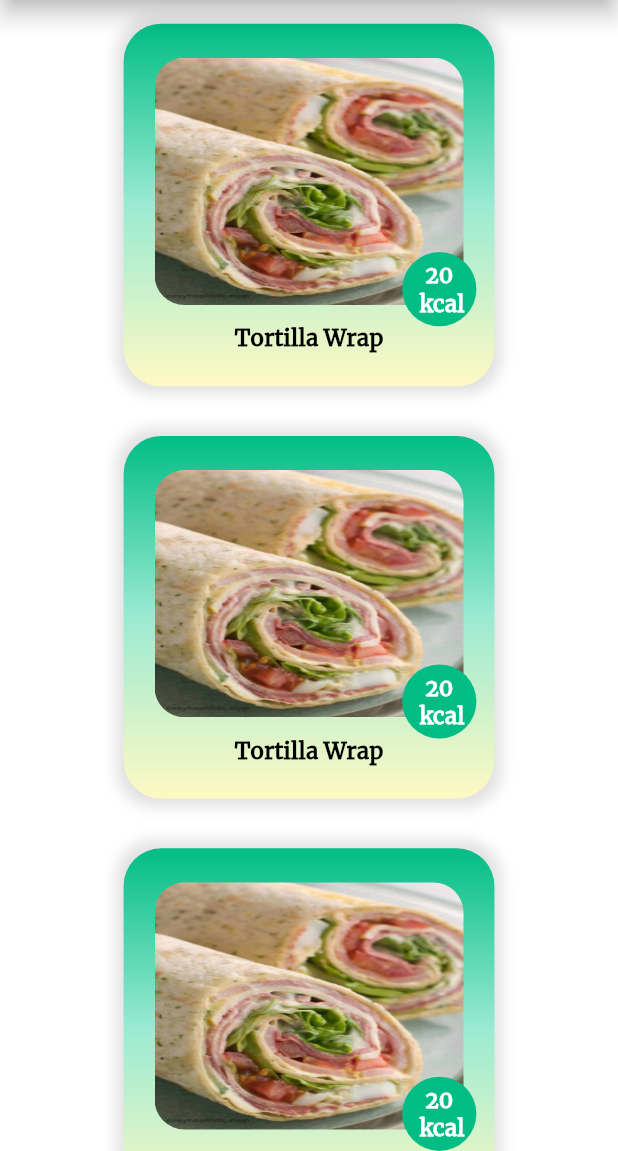
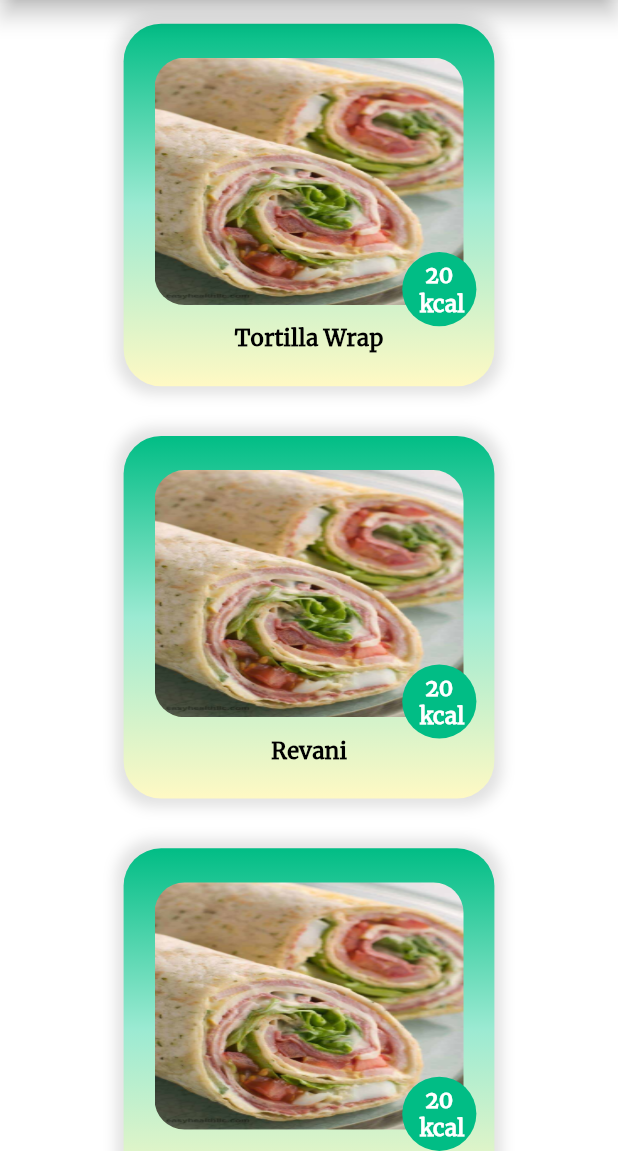
Before and after one commit to rabiaokatan/DiabetesApp, a Flutter app: the RecipesScreen screen opened directly, on a phone screen of 412 x 824 dp, the part 85-1236 px from its top. Run offline on Flutter 3.47's test engine with Material 2 defaults, Android fonts, the light colour scheme and no system bars.

Commit message:
recipe card edited

```diff
--- a/lib/widget/recipe_card.dart
+++ b/lib/widget/recipe_card.dart
@@ -100,13 +100,13 @@ class RecipeCard extends StatelessWidget {
                     child: ClipRRect(
                       borderRadius: BorderRadius.circular(20),
                       child: Image.asset(
-                        'assets/images/tortilla-wrap.jpg',
+                        photoURL,
                         fit: BoxFit.fill,
                       ),
                     ),
                   ),
                   Text(
-                    'Tortilla Wrap',
+                    name,
                     style: TextStyle(
                       fontSize: isMobile
                           ? 15
```
